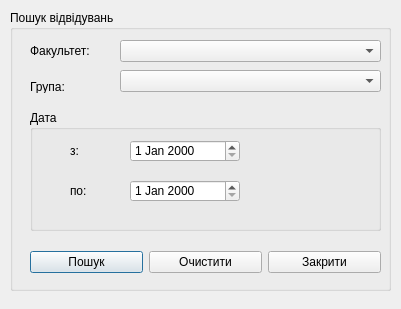
Old version of the form findvisitdialog.ui in the repository N45ING/CWDB.
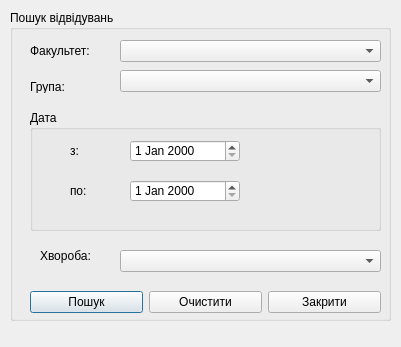
New version of the form.

What changed in the file:
```diff
--- a/findvisitdialog.ui
+++ b/findvisitdialog.ui
@@ -7,7 +7,7 @@
     <x>0</x>
     <y>0</y>
     <width>401</width>
-    <height>309</height>
+    <height>347</height>
    </rect>
   </property>
   <property name="windowTitle">
@@ -19,7 +19,7 @@
      <x>10</x>
      <y>10</y>
      <width>381</width>
-     <height>281</height>
+     <height>311</height>
     </rect>
    </property>
    <property name="title">
@@ -130,11 +130,11 @@
      </rect>
     </property>
    </widget>
-   <widget class="QWidget" name="">
+   <widget class="QWidget" name="layoutWidget">
     <property name="geometry">
      <rect>
       <x>20</x>
-      <y>240</y>
+      <y>280</y>
       <width>351</width>
       <height>25</height>
      </rect>
@@ -163,6 +163,29 @@
      </item>
     </layout>
    </widget>
+   <widget class="QLabel" name="diagnosisLabel">
+    <property name="geometry">
+     <rect>
+      <x>30</x>
+      <y>230</y>
+      <width>51</width>
+      <height>31</height>
+     </rect>
+    </property>
+    <property name="text">
+     <string>Хвороба:</string>
+    </property>
+   </widget>
+   <widget class="QComboBox" name="diagnosisEdit">
+    <property name="geometry">
+     <rect>
+      <x>110</x>
+      <y>240</y>
+      <width>261</width>
+      <height>22</height>
+     </rect>
+    </property>
+   </widget>
   </widget>
  </widget>
  <resources/>
```
